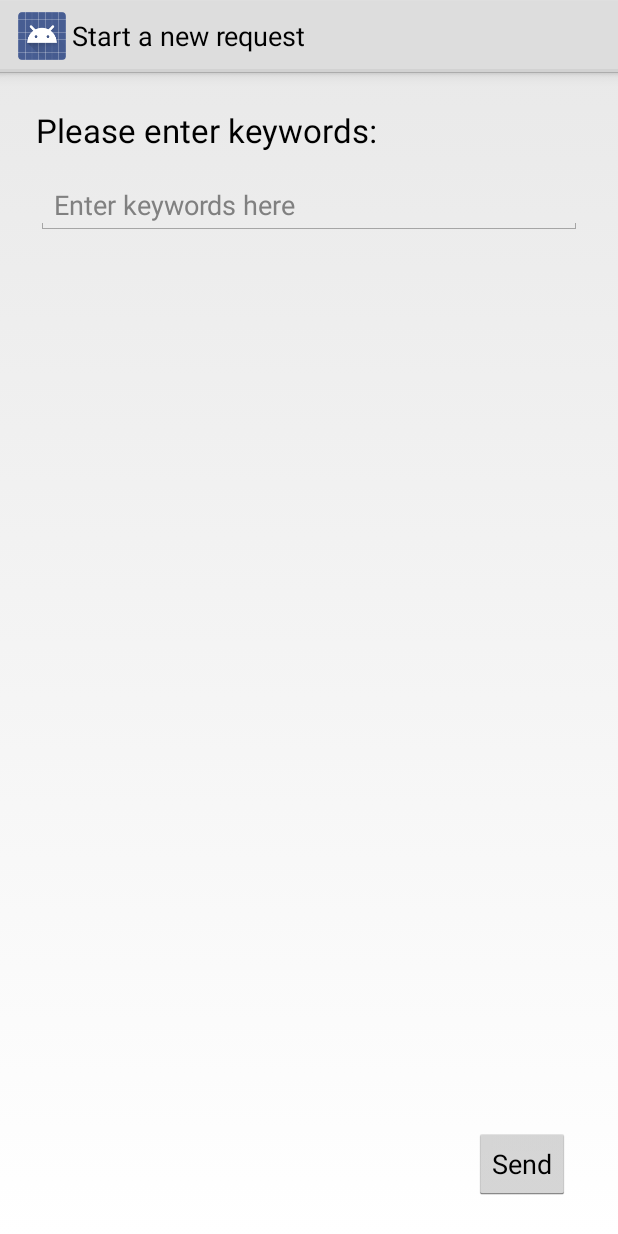
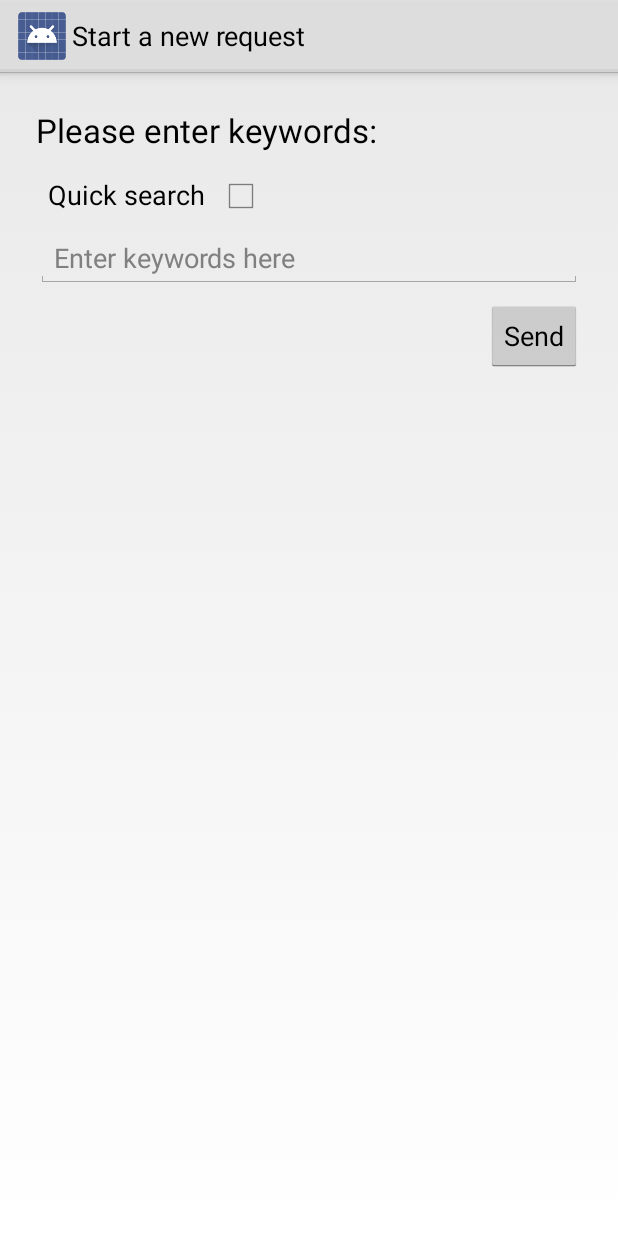
Before and after one commit to Maschmalow/ForgetMyPicture, an Android app: the NewRequest screen opened directly, with no data from a screen before it, on a phone screen of 412 x 824 dp. Run offline under Robolectric (Android 15) with nearby library versions, the phone set to English and light mode, and no system bars.

Commit message:
added support for quick search

```diff
--- a/AndroidApp/ForgetMyPicture/src/main/java/net/tenwame/forgetmypicture/activities/Homepage.java
+++ b/AndroidApp/ForgetMyPicture/src/main/java/net/tenwame/forgetmypicture/activities/Homepage.java
@@ -29,4 +29,8 @@ public class Homepage extends Activity {
     public void goToRequestsFromUI(View v) {
         startActivity(new Intent(this, RequestsPanel.class));
     }
+
+    public void goToDataFromUI(View view) {
+        startActivity(new Intent(this, UserSetup.class));
+    }
 }
--- a/AndroidApp/ForgetMyPicture/src/main/res/layout/activity_new_request.xml
+++ b/AndroidApp/ForgetMyPicture/src/main/res/layout/activity_new_request.xml
@@ -1,7 +1,8 @@
 <?xml version="1.0" encoding="utf-8"?>
-<RelativeLayout
+<LinearLayout
     xmlns:android="http://schemas.android.com/apk/res/android"
     xmlns:tools="http://schemas.android.com/tools"
+    android:orientation="vertical"
     android:layout_width="match_parent"
     android:layout_height="match_parent"
     android:paddingBottom="@dimen/activity_vertical_margin"
@@ -14,32 +15,73 @@
         android:id="@+id/title"
         android:layout_width="wrap_content"
         android:layout_height="wrap_content"
-        android:layout_alignParentEnd="true"
-        android:layout_alignParentStart="true"
-        android:layout_alignParentTop="true"
         android:layout_margin="@dimen/activity_margin"
         android:text="@string/search_title"
         android:textAppearance="?android:attr/textAppearanceLarge"/>
 
+    <LinearLayout
+        android:layout_width="match_parent"
+        android:layout_height="wrap_content"
+        android:orientation="horizontal"
+        android:layout_marginLeft="@dimen/activity_margin"
+        android:layout_marginRight="@dimen/activity_margin"
+        android:id="@+id/linearLayout">
+
+        <TextView
+            android:layout_width="wrap_content"
+            android:layout_height="match_parent"
+            android:layout_margin="@dimen/activity_margin"
+            android:text="@string/search_kind_checkbox"
+            android:textAppearance="?android:attr/textAppearanceMedium"/>
+
+        <CheckBox
+            android:id="@+id/search_kind"
+            android:layout_width="wrap_content"
+            android:layout_height="match_parent"
+            android:onClick="onSearchKindCheckedFromUI"
+            android:checked="false"
+            />
+
+    </LinearLayout>
+
+    <LinearLayout
+        android:orientation="horizontal"
+        android:visibility="gone"
+        android:id="@+id/select_original_pic"
+        android:layout_width="match_parent"
+        android:layout_height="wrap_content">
+
+        <Button
+            android:layout_width="wrap_content"
+            android:layout_height="wrap_content"
+            android:text="@string/search_select_original_pic"
+            android:onClick="takeOriginalPicFromUI"/>
+
+        <TextView
+            android:id="@+id/original_pic_path"
+            android:layout_width="match_parent"
+            android:layout_height="match_parent"
+            android:text="@string/search_no_picture_selected"
+            android:textAppearance="?android:attr/textAppearanceSmall"
+            android:gravity="center_vertical"/>
+    </LinearLayout>
+
     <EditText
         android:id="@+id/keywords_field"
-        android:layout_width="wrap_content"
+        android:layout_width="match_parent"
         android:layout_height="wrap_content"
-        android:layout_alignParentEnd="true"
-        android:layout_alignParentStart="true"
-        android:layout_below="@+id/title"
-        android:layout_margin="@dimen/activity_margin"
         android:hint="@string/search_keywords_hint"
-        android:inputType="textMultiLine"/>
+        android:inputType="textMultiLine"
+        android:layout_marginLeft="@dimen/activity_margin"
+        android:layout_marginRight="@dimen/activity_margin"/>
 
     <Button
         android:id="@+id/send_button"
         android:layout_width="wrap_content"
         android:layout_height="wrap_content"
-        android:layout_alignEnd="@+id/keywords_field"
-        android:layout_alignParentBottom="true"
         android:layout_margin="@dimen/activity_margin"
         android:onClick="startSearchFromUI"
-        android:text="@string/search_keywords_send_btn"/>
+        android:text="@string/search_keywords_send_btn"
+        android:layout_gravity="end"/>
 
-</RelativeLayout>
+</LinearLayout>
--- a/AndroidApp/ForgetMyPicture/src/main/res/values/strings.xml
+++ b/AndroidApp/ForgetMyPicture/src/main/res/values/strings.xml
@@ -7,6 +7,9 @@
     <string name="search_keywords_hint">Enter keywords here</string>
     <string name="search_started_toast">Search started</string>
     <string name="search_failed_toast">Failed to create search. Please retry later.</string>
+    <string name="open_helper_classname">DatabaseHelper</string>
+    <string name="search_kind_checkbox">Quick search</string>
+    <string name="search_select_original_pic">Select picture</string>
 
     <string name="user_setup_activity_name">Setup your data</string>
     <string name="user_setup_title">Please fill in this form:</string>
@@ -25,6 +28,8 @@
     <string name="homepage_new_request">Start a new request</string>
     <string name="homepage_setup_data_toast">Please set up your data before starting a new Search</string>
     <string name="homepage_requests_panel">My requests</string>
+    <string name="homepage_user_setup">Setup my data</string>
+    <string name="search_no_picture_selected">No Picture selected</string>
 
-    <string name="open_helper_classname">DatabaseHelper</string>
+
 </resources>
```
Also changed, not shown: AndroidApp/ForgetMyPicture/src/main/java/net/tenwame/forgetmypicture/Manager.java (+5 -2 lines), AndroidApp/ForgetMyPicture/src/main/java/net/tenwame/forgetmypicture/activities/NewRequest.java (+55 -2 lines), AndroidApp/ForgetMyPicture/src/main/java/net/tenwame/forgetmypicture/database/Request.java (+11 -12 lines), AndroidApp/ForgetMyPicture/src/main/res/layout/activity_homepage.xml (+7 -0 lines).
